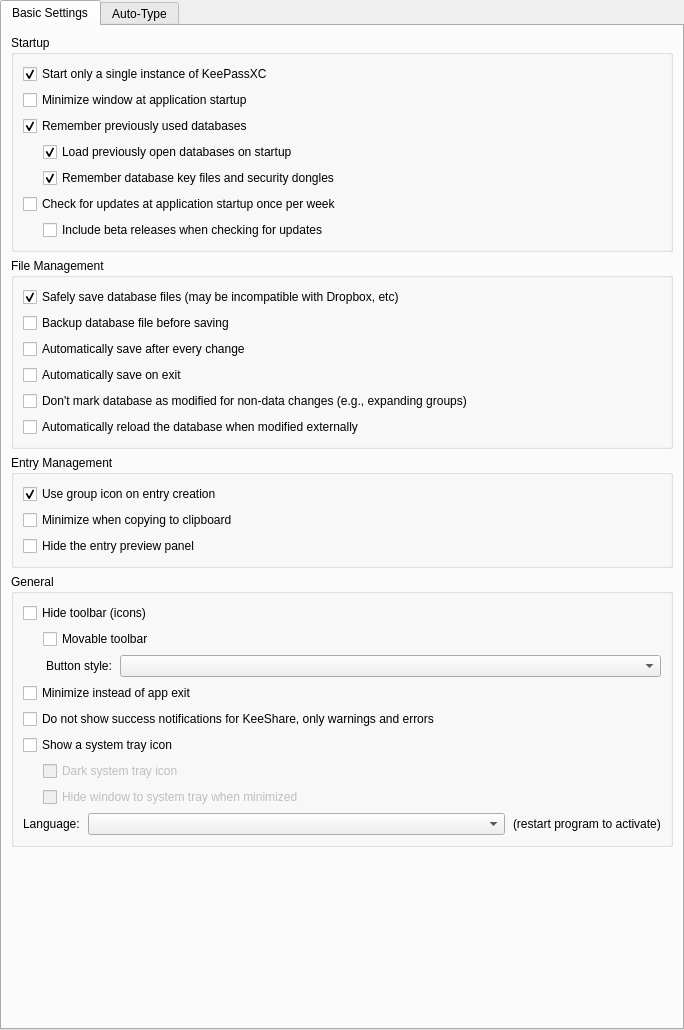
keepassxreboot/keepassxc, file src/gui/ApplicationSettingsWidgetGeneral.ui: the form before one commit.
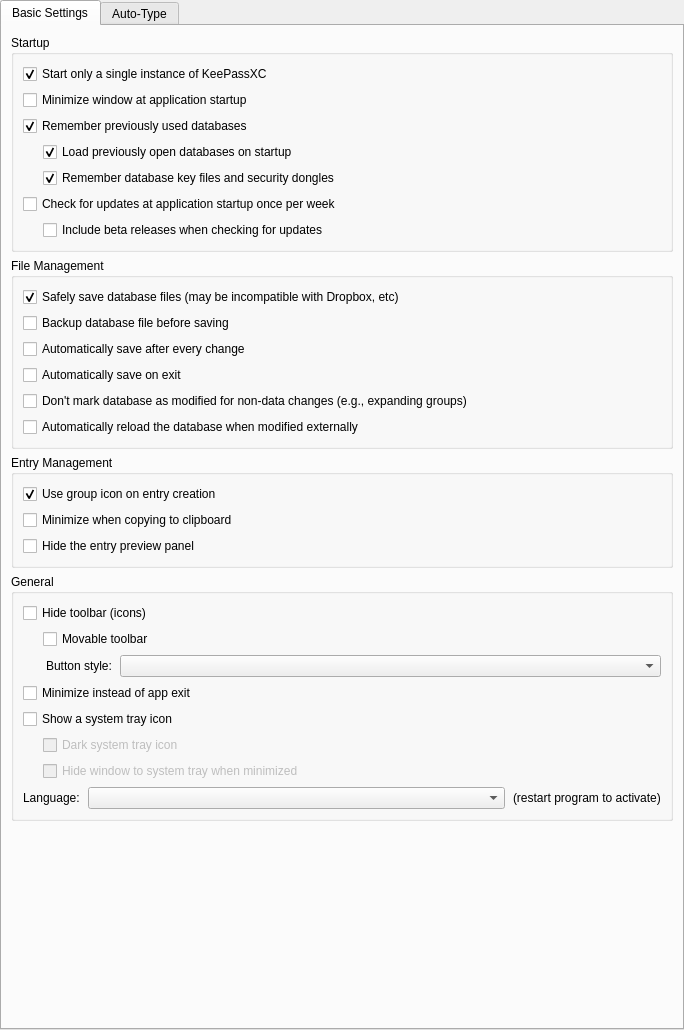
The form after the commit. Custom widgets are drawn as their Qt base class.

Commit message:
KeeShare settings fixes
* Moved KeeShare Quiet Success message setting to the KeeShare portion of the application settings
* Removed an assert that caused the application to crash in debugging when a share file could not be found
* Corrected database settings security icon

What changed in the file:
```diff
--- a/src/gui/ApplicationSettingsWidgetGeneral.ui
+++ b/src/gui/ApplicationSettingsWidgetGeneral.ui
@@ -382,13 +382,6 @@
             </property>
            </widget>
           </item>
-          <item>
-           <widget class="QCheckBox" name="quietKeeShareSuccess">
-            <property name="text">
-             <string>Do not show success notifications for KeeShare, only warnings and errors</string>
-            </property>
-           </widget>
-          </item>
           <item>
            <widget class="QCheckBox" name="systrayShowCheckBox">
             <property name="text">
```
The commit also changes 5 other files.
